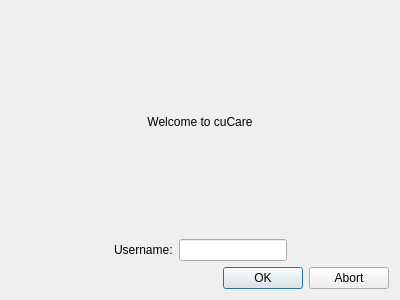
Above: cuCareQtApp/CUCare/loginscreen.ui from chrispwright/comp3004cuCarePrivate before the change. Below: the same form after it.
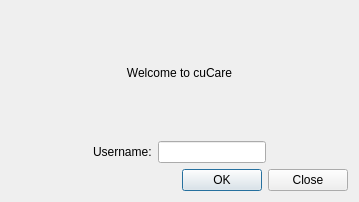
That is the form after the change.

Diff of the .ui file:
```diff
--- a/cuCareQtApp/CUCare/loginscreen.ui
+++ b/cuCareQtApp/CUCare/loginscreen.ui
@@ -6,8 +6,8 @@
    <rect>
     <x>0</x>
     <y>0</y>
-    <width>400</width>
-    <height>300</height>
+    <width>359</width>
+    <height>202</height>
    </rect>
   </property>
   <property name="windowTitle">
@@ -23,7 +23,7 @@
       <enum>Qt::Horizontal</enum>
      </property>
      <property name="standardButtons">
-      <set>QDialogButtonBox::Abort|QDialogButtonBox::Ok</set>
+      <set>QDialogButtonBox::Close|QDialogButtonBox::Ok</set>
      </property>
      <property name="centerButtons">
       <bool>false</bool>
```
Left out of the diff: 5 changed lines with no effect on the pictures.
